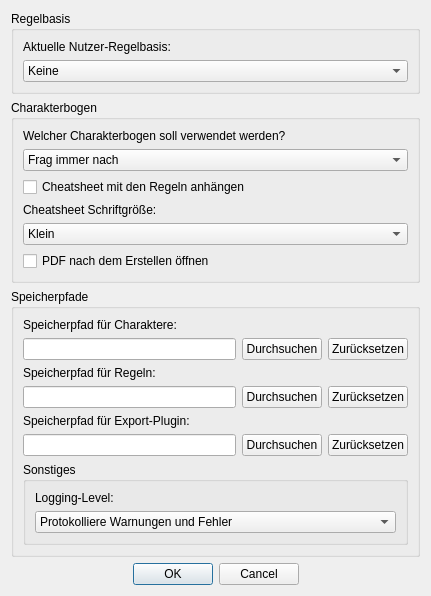
This is UI/Einstellungen.ui in Aeolitus/Sephrasto as Qt 5 draws it before an edit. The edited form follows.
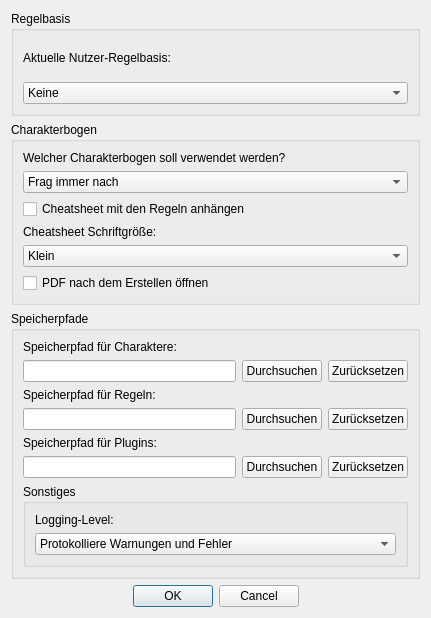
This is the edited form.

Commit message: Replaced export plugin by full plugin support Some changes to allow a variety of filters and actions (i.e. variable amount of free freie fertigkeiten, many ep costs filters) Some changes to allow for ui inserts (char editor tabs, main window buttons)

Patch:
```diff
--- a/UI/Einstellungen.ui
+++ b/UI/Einstellungen.ui
@@ -10,7 +10,7 @@
     <x>0</x>
     <y>0</y>
     <width>431</width>
-    <height>458</height>
+    <height>618</height>
    </rect>
   </property>
   <property name="windowTitle">
@@ -212,7 +212,7 @@
 		  <item>
            <widget class="QLabel" name="label_7">
             <property name="text">
-             <string>Speicherpfad für Export-Plugin:</string>
+             <string>Speicherpfad für Plugins:</string>
             </property>
            </widget>
           </item>
```
Left out of the diff: 11 changed lines with no effect on the pictures. The commit also changes 13 other files.
